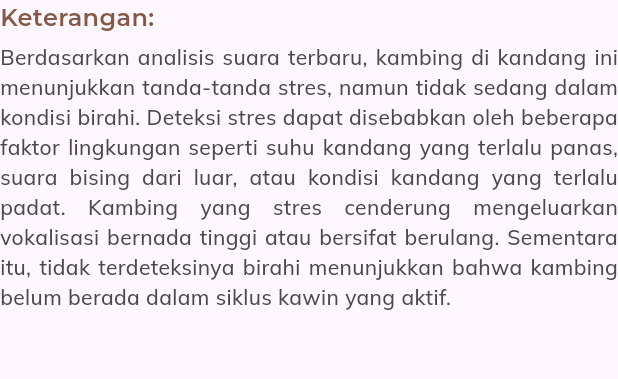
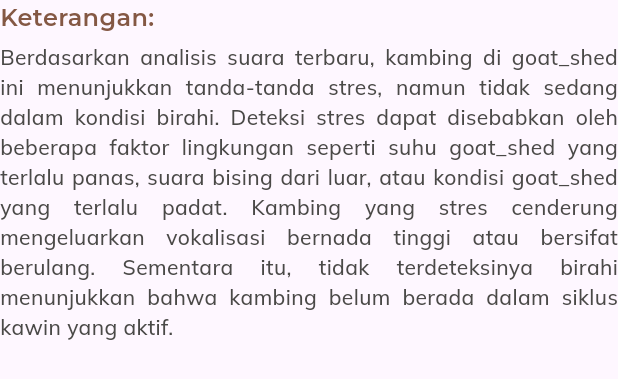
Before and after one commit to DeanFebrio/Mbelys, a Flutter app: the KeteranganKambing widget shown alone on an empty page, opened directly, on a phone screen of 412 x 824 dp. Shown: the top 379 px of the screen. Run offline on Flutter 3.47's test engine with Material 3 defaults, Android fonts, the phone set to English and light mode, and no system bars; our stand-ins replace auto_size_text, cloud_firestore, dartz, equatable, firebase_auth, firebase_core and 7 more; missing offline and left inert: emailjs; accounts and stored records are empty; generated files the repository leaves out were written again.

Commit message:
Refactor: rename kandang to goat_shed

```diff
--- a/lib/features/kandang/presentation/Widgets/detail_background_page.dart
+++ b/lib/features/goat_shed/presentation/Widgets/detail_background_page.dart
@@ -23,7 +23,7 @@ class DetailBackgroundPage extends StatelessWidget {
             decoration: const BoxDecoration(
               image: DecorationImage(
                   image: AssetImage(
-                    "assets/images/kandang.png",
+                    "assets/images/goat_shed.png",
                   ),
                 fit: BoxFit.cover
               )
--- a/lib/features/kandang/presentation/Widgets/detail_keterangan_kambing.dart
+++ b/lib/features/goat_shed/presentation/Widgets/detail_keterangan_kambing.dart
@@ -20,11 +20,11 @@ class KeteranganKambing extends StatelessWidget {
         ),
         const SizedBox(height: 5,),
         Text(
-          "Berdasarkan analisis suara terbaru, kambing di kandang ini "
+          "Berdasarkan analisis suara terbaru, kambing di goat_shed ini "
               "menunjukkan tanda-tanda stres, namun tidak sedang dalam "
               "kondisi birahi. Deteksi stres dapat disebabkan oleh "
-              "beberapa faktor lingkungan seperti suhu kandang yang terlalu "
-              "panas, suara bising dari luar, atau kondisi kandang yang "
+              "beberapa faktor lingkungan seperti suhu goat_shed yang terlalu "
+              "panas, suara bising dari luar, atau kondisi goat_shed yang "
               "terlalu padat. Kambing yang stres cenderung mengeluarkan "
               "vokalisasi bernada tinggi atau bersifat berulang. "
               "Sementara itu, tidak terdeteksinya birahi menunjukkan "
--- a/lib/features/kandang/presentation/Widgets/detail_status_kambing.dart
+++ b/lib/features/goat_shed/presentation/Widgets/detail_status_kambing.dart
@@ -1,6 +1,6 @@
 import "package:flutter/material.dart";
 import "package:mbelys/core/constant/app_colors.dart";
-import "package:mbelys/features/kandang/presentation/Widgets/custom_label_status.dart";
+import "package:mbelys/features/goat_shed/presentation/Widgets/custom_label_status.dart";
 
 class StatusKambing extends StatelessWidget {
   const StatusKambing({super.key});
```
Also changed, not shown: lib/features/goat_shed/presentation/pages/detail_page.dart (renamed from lib/features/kandang/presentation/pages/detail_page.dart, +6 -6 lines), lib/features/goat_shed/presentation/Widgets/custom_edit_button.dart (renamed from lib/features/kandang/presentation/Widgets/custom_edit_button.dart), lib/features/goat_shed/presentation/Widgets/custom_label_status.dart (renamed from lib/features/kandang/presentation/Widgets/custom_label_status.dart), lib/features/goat_shed/presentation/Widgets/detail_informasi_kandang.dart (renamed from lib/features/kandang/presentation/Widgets/detail_informasi_kandang.dart), lib/features/goat_shed/presentation/Widgets/detail_saran_penanganan.dart (renamed from lib/features/kandang/presentation/Widgets/detail_saran_penanganan.dart).
